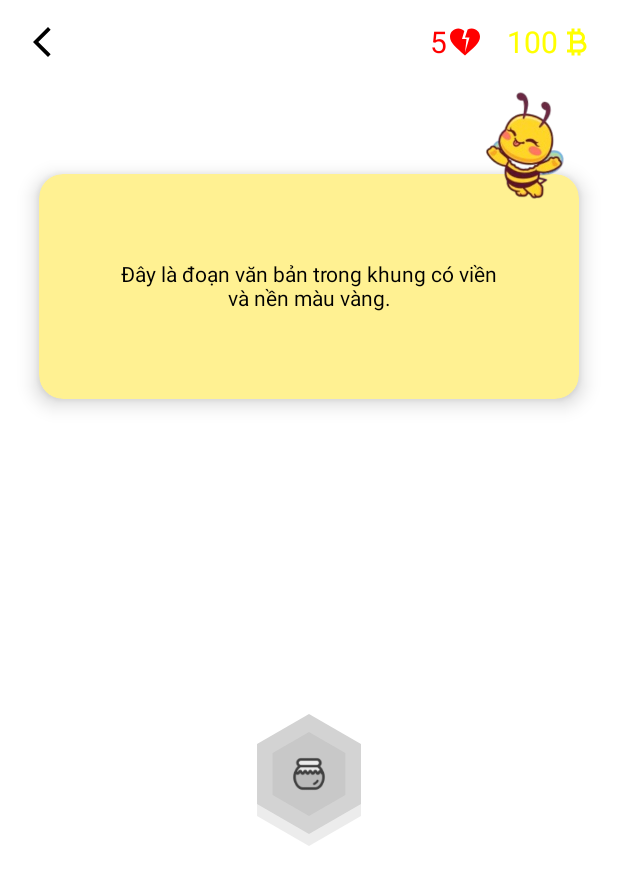
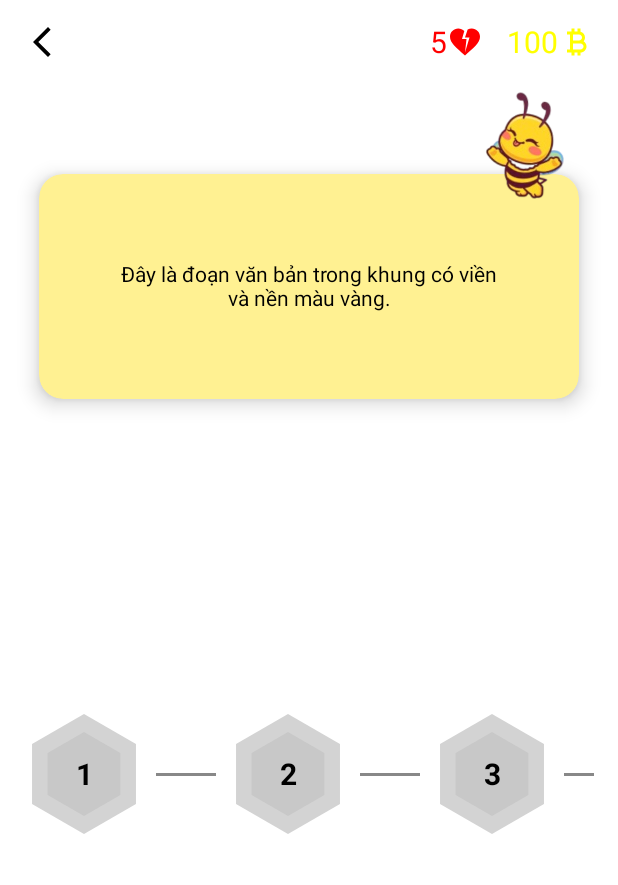
Before and after one commit to Coammcam/BeesLearn, an Android app built with Jetpack Compose: the SelectExScreen screen opened directly, with no data from a screen before it, on a phone screen of 412 x 824 dp. Shown: the top 885 px of the screen. Run offline under Robolectric (Android 15) with nearby library versions, the phone set to English and light mode, and no system bars.

Commit message:
sửa lại màn choose exercise

```diff
--- a/app/src/main/java/fpl/md07/beeslearn/screens/SelectExScreen.kt
+++ b/app/src/main/java/fpl/md07/beeslearn/screens/SelectExScreen.kt
@@ -18,7 +18,9 @@ import androidx.compose.foundation.background
 import androidx.compose.foundation.border
 import androidx.compose.foundation.clickable
 import androidx.compose.foundation.gestures.detectTapGestures
+import androidx.compose.foundation.horizontalScroll
 import androidx.compose.foundation.layout.*
+import androidx.compose.foundation.rememberScrollState
 import androidx.compose.foundation.shape.RoundedCornerShape
 import androidx.compose.material3.*
 import androidx.compose.runtime.*
@@ -34,6 +36,7 @@ import androidx.compose.ui.graphics.drawscope.Fill
 import androidx.compose.ui.graphics.drawscope.Stroke
 import androidx.compose.ui.input.pointer.pointerInput
 import androidx.compose.ui.res.painterResource
+import androidx.compose.ui.text.font.FontWeight
 import androidx.compose.ui.text.style.TextAlign
 import androidx.compose.ui.tooling.preview.Preview
 import androidx.compose.ui.unit.Dp
@@ -70,7 +73,7 @@ fun SelectExercise() {
 
         Box(
             modifier = Modifier
-               // Fill the entire size of the parent
+                // Fill the entire size of the parent
                 .padding(10.dp), // Optional padding for the box
             contentAlignment = Alignment.Center // Center the content within the box
         ) {
@@ -97,89 +100,192 @@ fun SelectExercise() {
 }
 
 
+//@Composable
+//fun HexGridd() {
+//    // State for the color of the center hexagon
+//    val centerHexagonColor = remember { mutableStateOf(Color(0xFFD3D3D3)) } // Outer color default
+//
+//    // Define the hexagon radius (size)
+//    val hexagonRadius = 40.dp
+//
+//    // Create a box to center the hexagon
+//    Box(
+//        modifier = Modifier.fillMaxWidth(),
+//        contentAlignment = Alignment.Center
+//    ) {
+//        // Render only the center hexagon
+//        Hexagonn(
+//            radius = hexagonRadius,
+//            hexColor = centerHexagonColor,
+//            imageRes = R.drawable.honey_picture, // Use your center image
+//            isCenter = true
+//        ) { // Click event to toggle color
+//            toggleHexagonColor(centerHexagonColor)
+//        }
+//    }
+//}
+//
+//fun toggleHexagonColorr(hexColor: MutableState<Color>) {
+//    hexColor.value = if (hexColor.value == Color(0xFFD3D3D3)) {
+//        Color(0xFFFFAA01) // Inner color on click
+//    } else {
+//        Color(0xFFD3D3D3) // Reset to default outer color
+//    }
+//}
+//
+//@Composable
+//fun Hexagonn(
+//    radius: Dp,
+//    hexColor: MutableState<Color>,
+//    imageRes: Int,
+//    isCenter: Boolean = false,
+//    onClick: () -> Unit
+//) {
+//    val outerColor =
+//        if (hexColor.value == Color(0xFFD3D3D3)) Color(0xFFD3D3D3) else Color(0xFFFFBE00)
+//    val innerColor =
+//        if (hexColor.value == Color(0xFFD3D3D3)) Color(0xFFC8C8C8) else Color(0xFFFFAA01)
+//    val shadowColor = Color(android.graphics.Color.parseColor("#D9D9D9"))
+//
+//    Box(modifier = Modifier.size(radius * 2)) {
+//        Canvas(
+//            modifier = Modifier
+//                .size(radius * 2)
+//                .pointerInput(Unit) {
+//                    detectTapGestures(onTap = { onClick() })
+//                }
+//        ) {
+//            val radiusPx = radius.toPx()
+//            val centerX = size.width / 2
+//            val centerY = size.height / 2
+//            val angle = Math.PI / 3.0
+//
+//            // Shadow path (slightly larger and offset)
+//            val shadowPath = Path().apply {
+//                val shadowOffset = radiusPx * 0.2f
+//                moveTo(
+//                    (centerX + radiusPx * cos(angle / 2)).toFloat(),
+//                    (centerY + radiusPx * sin(angle / 2) + shadowOffset).toFloat()
+//                )
+//                for (i in 1..6) {
+//                    lineTo(
+//                        (centerX + radiusPx * cos(angle * i + angle / 2)).toFloat(),
+//                        (centerY + radiusPx * sin(angle * i + angle / 2) + shadowOffset).toFloat()
+//                    )
+//                }
+//                close()
+//            }
+//
+//            // Draw shadow
+//            drawPath(
+//                path = shadowPath,
+//                color = shadowColor,
+//                style = Fill,
+//                alpha = 0.5f
+//            )
+//
+//            // Outer hexagon path
+//            val hexPathOuter = Path().apply {
+//                moveTo(
+//                    (centerX + radiusPx * cos(angle / 2)).toFloat(),
+//                    (centerY + radiusPx * sin(angle / 2)).toFloat()
+//                )
+//                for (i in 1..6) {
+//                    lineTo(
+//                        (centerX + radiusPx * cos(angle * i + angle / 2)).toFloat(),
+//                        (centerY + radiusPx * sin(angle * i + angle / 2)).toFloat()
+//                    )
+//                }
+//                close()
+//            }
+//
+//            // Inner hexagon path
+//            val innerRadiusPx = radiusPx * 0.7f
+//            val hexPathInner = Path().apply {
+//                moveTo(
+//                    (centerX + innerRadiusPx * cos(angle / 2)).toFloat(),
+//                    (centerY + innerRadiusPx * sin(angle / 2)).toFloat()
+//                )
+//                for (i in 1..6) {
+//                    lineTo(
+//                        (centerX + innerRadiusPx * cos(angle * i + angle / 2)).toFloat(),
+//                        (centerY + innerRadiusPx * sin(angle * i + angle / 2)).toFloat()
+//                    )
+//                }
+//                close()
+//            }
+//
+//            // Draw outer hexagon
+//            drawPath(
+//                path = hexPathOuter,
+//                color = outerColor
+//            )
+//
+//            // Draw inner hexagon
+//            drawPath(
+//                path = hexPathInner,
+//                color = innerColor
+//            )
+//        }
+//
+//        // Add image to hexagon
+//        Image(
+//            painter = painterResource(id = imageRes),
+//            contentDescription = null,
+//            modifier = Modifier
+//                .size(if (isCenter) radius * 0.9f else radius * 0.7f)
+//                .align(Alignment.Center)
+//        )
+//    }
+//}
 @Composable
 fun HexGridd() {
-    // State for the color of the center hexagon
-    val centerHexagonColor = remember { mutableStateOf(Color(0xFFD3D3D3)) } // Outer color default
-
     // Define the hexagon radius (size)
     val hexagonRadius = 40.dp
 
-    // Create a box to center the hexagon
-    Box(
-        modifier = Modifier.fillMaxWidth(),
-        contentAlignment = Alignment.Center
+    // Scrollable row to hold hexagons
+    Row(
+        modifier = Modifier
+            .fillMaxWidth()
+            .horizontalScroll(rememberScrollState()), // Enables horizontal scrolling
+        verticalAlignment = Alignment.CenterVertically
     ) {
-        // Render only the center hexagon
-        Hexagonn(
-            radius = hexagonRadius,
-            hexColor = centerHexagonColor,
-            imageRes = R.drawable.honey_picture, // Use your center image
-            isCenter = true
-        ) { // Click event to toggle color
-            toggleHexagonColor(centerHexagonColor)
+        for (i in 1..10) {
+            // Draw the hexagon with number
+            HexagonWithNumber(radius = hexagonRadius, number = i)
+
+            // Draw a connecting line (except for the last hexagon)
+            if (i < 10) {
+                Spacer(modifier = Modifier.width(8.dp)) // Adjust space between hexagon and line
+                Divider(
+                    color = Color.Gray,
+                    modifier = Modifier
+                        .width(40.dp) // Adjust width of the connecting line
+                        .height(2.dp)
+                        .align(Alignment.CenterVertically) // Center the line vertically with hexagons
+                )
+                Spacer(modifier = Modifier.width(8.dp)) // Adjust space after line
+            }
         }
     }
 }
 
-fun toggleHexagonColorr(hexColor: MutableState<Color>) {
-    hexColor.value = if (hexColor.value == Color(0xFFD3D3D3)) {
-        Color(0xFFFFAA01) // Inner color on click
-    } else {
-        Color(0xFFD3D3D3) // Reset to default outer color
-    }
-}
-
 @Composable
-fun Hexagonn(
-    radius: Dp,
-    hexColor: MutableState<Color>,
-    imageRes: Int,
-    isCenter: Boolean = false,
-    onClick: () -> Unit
-) {
-    val outerColor =
-        if (hexColor.value == Color(0xFFD3D3D3)) Color(0xFFD3D3D3) else Color(0xFFFFBE00)
-    val innerColor =
-        if (hexColor.value == Color(0xFFD3D3D3)) Color(0xFFC8C8C8) else Color(0xFFFFAA01)
+fun HexagonWithNumber(radius: Dp, number: Int) {
+    // Outer and inner colors for the hexagon
+    val outerColor = Color(0xFFD3D3D3)
+    val innerColor = Color(0xFFC8C8C8)
     val shadowColor = Color(android.graphics.Color.parseColor("#D9D9D9"))
 
     Box(modifier = Modifier.size(radius * 2)) {
         Canvas(
             modifier = Modifier
                 .size(radius * 2)
-                .pointerInput(Unit) {
-                    detectTapGestures(onTap = { onClick() })
-                }
         ) {
             val radiusPx = radius.toPx()
             val centerX = size.width / 2
             val centerY = size.height / 2
             val angle = Math.PI / 3.0
-
-            // Shadow path (slightly larger and offset)
-            val shadowPath = Path().apply {
-                val shadowOffset = radiusPx * 0.2f
-                moveTo(
-                    (centerX + radiusPx * cos(angle / 2)).toFloat(),
-                    (centerY + radiusPx * sin(angle / 2) + shadowOffset).toFloat()
-                )
-                for (i in 1..6) {
-                    lineTo(
-                        (centerX + radiusPx * cos(angle * i + angle / 2)).toFloat(),
-                        (centerY + radiusPx * sin(angle * i + angle / 2) + shadowOffset).toFloat()
-                    )
-                }
-                close()
-            }
-
-            // Draw shadow
-            drawPath(
-                path = shadowPath,
-                color = shadowColor,
-                style = Fill,
-                alpha = 0.5f
-            )
 
             // Outer hexagon path
             val hexPathOuter = Path().apply {
@@ -225,16 +331,16 @@ fun Hexagonn(
             )
         }
 
-        // Add image to hexagon
-        Image(
-            painter = painterResource(id = imageRes),
-            contentDescription = null,
-            modifier = Modifier
-                .size(if (isCenter) radius * 0.9f else radius * 0.7f)
-                .align(Alignment.Center)
+        // Add number to the center of the hexagon
+        Text(
+            text = number.toString(),
+            modifier = Modifier.align(Alignment.Center),
+            fontSize = 20.sp,
+            fontWeight = FontWeight.Bold
         )
     }
 }
+
 
 @Preview
 @Composable
```
